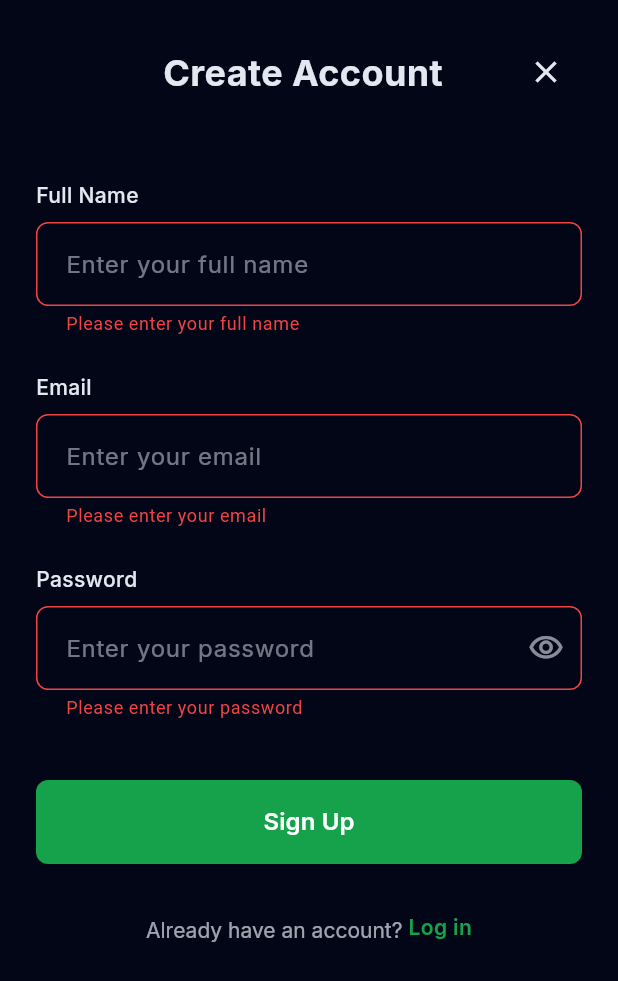
After one commit to Gaurav-Kushwaha-1225/MyItihas, a Flutter app: the SignupPage screen opened by its route, after a tap on "Sign Up", on a phone screen of 412 x 824 dp. The commit adds this screen. Shown: the top 981 px of the screen. Run offline on Flutter 3.47's test engine with Material 3 defaults, Android fonts, the phone set to English and light mode, and no system bars; our stand-ins replace bloc, flutter_bloc, go_router, google_fonts, shared_preferences, sizer and 1 more; accounts and stored records are empty.

Commit message:
created signup ui and suoabse baceknd with pending testing

```diff
--- a/lib/config/routes.dart
+++ b/lib/config/routes.dart
@@ -7,6 +7,7 @@ import 'package:myitihas/pages/Chat/Widget/new_contact_page.dart';
 import 'package:myitihas/pages/Chat/Widget/new_group_page.dart';
 import 'package:myitihas/pages/Chat/Widget/profile_detail_page.dart';
 import 'package:myitihas/pages/home_page.dart';
+import 'package:myitihas/pages/signup_page.dart';
 import 'package:myitihas/pages/splash.dart';
 
 class MyItihasRouter {
@@ -95,6 +96,16 @@ class MyItihasRouter {
           );
         },
       ),
+      GoRoute(
+        name: "signup",
+        path: '/signup',
+        pageBuilder: (context, state) {
+          return MaterialPage(
+            key: state.pageKey,
+            child: const SignupPage(),
+          );
+        },
+      ),
     ],
   );
 }
--- a/lib/main.dart
+++ b/lib/main.dart
@@ -3,12 +3,21 @@ import 'package:flutter/services.dart';
 import 'package:flutter_bloc/flutter_bloc.dart';
 import 'package:go_router/go_router.dart';
 import 'package:myitihas/config/routes.dart';
+import 'package:myitihas/services/supabase_service.dart';
 import 'package:myitihas/utils/theme.dart';
 import 'package:shared_preferences/shared_preferences.dart';
 import 'package:sizer/sizer.dart';
 
 Future<void> main() async {
   WidgetsFlutterBinding.ensureInitialized();
+
+  // Initialize Supabase
+  // TODO: Replace with your actual Supabase project URL and anon key
+  await SupabaseService.initialize(
+    url: 'https://xmbygaeixvzlyhbtkbnp.supabase.co', // e.g., 'https://your-project.supabase.co'
+    anonKey: 'eyJhbGciOiJIUzI1NiIsInR5cCI6IkpXVCJ9.eyJpc3MiOiJzdXBhYmFzZSIsInJlZiI6InhtYnlnYWVpeHZ6bHloYnRrYm5wIiwicm9sZSI6ImFub24iLCJpYXQiOjE3NjE1NDAzODAsImV4cCI6MjA3NzExNjM4MH0.dqcdiUaixiuFoy5YJ0tmN34M7IBSp8JmiEhYuLKUCKI', // Your Supabase anon/public key
+  );
+
   final SharedPreferences storage = await SharedPreferences.getInstance();
   final GoRouter router = MyItihasRouter().router;
   runApp(
--- /dev/null
+++ b/lib/models/user_model.dart
@@ -0,0 +1,33 @@
+class UserModel {
+  final String email;
+  final String name;
+  final String password;
+  final String? avatarLink;
+
+  UserModel({
+    required this.email,
+    required this.name,
+    required this.password,
+    this.avatarLink,
+  });
+
+  // Convert to JSON for database insertion
+  Map<String, dynamic> toJson() {
+    return {
+      'email': email,
+      'name': name,
+      'password': password, // Note: In production, this should be hashed
+      'avatar_link': avatarLink ?? '',
+    };
+  }
+
+  // Create from JSON
+  factory UserModel.fromJson(Map<String, dynamic> json) {
+    return UserModel(
+      email: json['email'] as String,
+      name: json['name'] as String,
+      password: json['password'] as String,
+      avatarLink: json['avatar_link'] as String?,
+    );
+  }
+}
--- a/lib/pages/home_page.dart
+++ b/lib/pages/home_page.dart
@@ -1,6 +1,7 @@
 import 'package:flutter/cupertino.dart';
 import 'package:flutter/material.dart';
 import 'package:flutter_bloc/flutter_bloc.dart';
+import 'package:go_router/go_router.dart';
 import 'package:google_fonts/google_fonts.dart';
 import 'package:myitihas/pages/Chat/chat_itihas_page.dart';
 import 'package:myitihas/pages/stories_page.dart';
@@ -79,6 +80,9 @@ class _HomePageState extends State<HomePage> {
                 GestureDetector(
                   onTap: () {
                     context.read<ThemeBloc>().add(ToggleTheme());
+                  },
+                  onLongPress: () {
+                    context.push('/signup');
                   },
                   child: Container(
                     width: aspectRatio > 0.5 ? 46 : 40,
--- /dev/null
+++ b/lib/pages/signup_page.dart
@@ -0,0 +1,419 @@
+import 'package:flutter/material.dart';
+import 'package:go_router/go_router.dart';
+import 'package:google_fonts/google_fonts.dart';
+import '../models/user_model.dart';
+import '../services/supabase_service.dart';
+import '../utils/constants.dart';
+
+class SignupPage extends StatefulWidget {
+  const SignupPage({super.key});
+
+  @override
+  State<SignupPage> createState() => _SignupPageState();
+}
+
+class _SignupPageState extends State<SignupPage> {
+  final _formKey = GlobalKey<FormState>();
+  final _nameController = TextEditingController();
+  final _emailController = TextEditingController();
+  final _passwordController = TextEditingController();
+  bool _isLoading = false;
+  bool _obscurePassword = true;
+
+  @override
+  void dispose() {
+    _nameController.dispose();
+    _emailController.dispose();
+    _passwordController.dispose();
+    super.dispose();
+  }
+
+  Future<void> _handleSignUp() async {
+    if (!_formKey.currentState!.validate()) {
+      return;
+    }
+
+    setState(() {
+      _isLoading = true;
+    });
+
+    try {
+      // Check if email already exists
+      final emailExists = await SupabaseService.authService
+          .emailExists(_emailController.text.trim());
+
+      if (emailExists) {
+        if (mounted) {
+          ScaffoldMessenger.of(context).showSnackBar(
+            const SnackBar(
+              content: Text('Email already exists. Please use a different email.'),
+              backgroundColor: Colors.red,
+            ),
+          );
+        }
+        setState(() {
+          _isLoading = false;
+        });
+        return;
+      }
+
+      // Create user model
+      final user = UserModel(
+        name: _nameController.text.trim(),
+        email: _emailController.text.trim(),
+        password: _passwordController.text,
+        avatarLink: '', // Dummy avatar link as specified
+      );
+
+      // Sign up the user via backend service
+      await SupabaseService.authService.signUp(user);
+
+      if (mounted) {
+        ScaffoldMessenger.of(context).showSnackBar(
+          const SnackBar(
+            content: Text('Account created successfully!'),
+            backgroundColor: Colors.green,
+          ),
+        );
+        // Navigate back after successful signup
+        context.pop();
+      }
+    } catch (e) {
+      if (mounted) {
+        ScaffoldMessenger.of(context).showSnackBar(
+          SnackBar(
+            content: Text('Error: ${e.toString()}'),
+            backgroundColor: Colors.red,
+          ),
+        );
+      }
+    } finally {
+      if (mounted) {
+        setState(() {
+          _isLoading = false;
+        });
+      }
+    }
+  }
+
+  @override
+  Widget build(BuildContext context) {
+    final isDark = Theme.of(context).brightness == Brightness.dark;
+    final textColor = isDark ? DarkColors.textPrimary : LightColors.textPrimary;
+    final backgroundColor =
+        isDark ? DarkColors.bgColor : LightColors.bgColor;
+    final inputBgColor = isDark
+        ? DarkColors.inputBg
+        : LightColors.inputBg;
+    final borderColor = isDark
+        ? DarkColors.glassBorder
+        : LightColors.glassBorder;
+
+    // Vibrant green color matching the image
+    const signUpButtonColor = Color.fromRGBO(22, 162, 74, 1);
+
+    return Scaffold(
+      backgroundColor: backgroundColor,
+      body: SafeArea(
+        child: SingleChildScrollView(
+          child: Padding(
+            padding: const EdgeInsets.all(24.0),
+            child: Form(
+              key: _formKey,
+              child: Column(
+                crossAxisAlignment: CrossAxisAlignment.start,
+                children: [
+                  // Close button
+                  Row(
+                    mainAxisAlignment: MainAxisAlignment.spaceBetween,
+                    children: [
+                      const SizedBox(width: 40), // Spacer for centering
+                      Text(
+                        'Create Account',
+                        style: GoogleFonts.inter(
+                          fontSize: 24,
+                          fontWeight: FontWeight.bold,
+                          color: textColor,
+                        ),
+                      ),
+                      IconButton(
+                        icon: Icon(Icons.close, color: textColor),
+                        onPressed: () => context.pop(),
+                      ),
+                    ],
+                  ),
+                  const SizedBox(height: 48),
+
+                  // Full Name field
+                  Text(
+                    'Full Name',
+                    style: GoogleFonts.inter(
+                      fontSize: 14,
+                      fontWeight: FontWeight.w500,
+                      color: textColor,
+                    ),
+                  ),
+                  const SizedBox(height: 8),
+                  TextFormField(
+                    controller: _nameController,
+                    style: GoogleFonts.inter(
+                      color: textColor,
+                      fontSize: 16,
+                    ),
+                    decoration: InputDecoration(
+                      filled: true,
+                      fillColor: inputBgColor,
+                      border: OutlineInputBorder(
+                        borderRadius: BorderRadius.circular(8),
+                        borderSide: BorderSide(
+                          color: borderColor,
+                          width: 1,
+                        ),
+                      ),
+                      enabledBorder: OutlineInputBorder(
+                        borderRadius: BorderRadius.circular(8),
+                        borderSide: BorderSide(
+                          color: borderColor,
+                          width: 1,
+                        ),
+                      ),
+                      focusedBorder: OutlineInputBorder(
+                        borderRadius: BorderRadius.circular(8),
+                        borderSide: BorderSide(
+                          color: borderColor,
+                          width: 1.5,
+                        ),
+                      ),
+                      contentPadding: const EdgeInsets.symmetric(
+                        horizontal: 16,
+                        vertical: 16,
+                      ),
+                      hintText: 'Enter your full name',
+                      hintStyle: GoogleFonts.inter(
+                        color: textColor.withOpacity(0.5),
+                      ),
+                    ),
+                    validator: (value) {
+                      if (value == null || value.trim().isEmpty) {
+                        return 'Please enter your full name';
+                      }
+                      return null;
+                    },
+                  ),
+                  const SizedBox(height: 24),
+
+                  // Email field
+                  Text(
+                    'Email',
+                    style: GoogleFonts.inter(
+                      fontSize: 14,
+                      fontWeight: FontWeight.w500,
+                      color: textColor,
+                    ),
+                  ),
+                  const SizedBox(height: 8),
+                  TextFormField(
+                    controller: _emailController,
+                    keyboardType: TextInputType.emailAddress,
+                    style: GoogleFonts.inter(
+                      color: textColor,
+                      fontSize: 16,
+                    ),
+                    decoration: InputDecoration(
+                      filled: true,
+                      fillColor: inputBgColor,
+                      border: OutlineInputBorder(
+                        borderRadius: BorderRadius.circular(8),
+                        borderSide: BorderSide(
+                          color: borderColor,
+                          width: 1,
+                        ),
+                      ),
+                      enabledBorder: OutlineInputBorder(
+                        borderRadius: BorderRadius.circular(8),
+                        borderSide: BorderSide(
+                          color: borderColor,
+                          width: 1,
+                        ),
+                      ),
+                      focusedBorder: OutlineInputBorder(
+                        borderRadius: BorderRadius.circular(8),
+                        borderSide: BorderSide(
+                          color: borderColor,
+                          width: 1.5,
+                        ),
+                      ),
+                      contentPadding: const EdgeInsets.symmetric(
+                        horizontal: 16,
+                        vertical: 16,
+                      ),
+                      hintText: 'Enter your email',
+                      hintStyle: GoogleFonts.inter(
+                        color: textColor.withOpacity(0.5),
+                      ),
+                    ),
+                    validator: (value) {
+                      if (value == null || value.trim().isEmpty) {
+                        return 'Please enter your email';
+                      }
+                      if (!value.contains('@') || !value.contains('.')) {
+                        return 'Please enter a valid email';
+                      }
+                      return null;
+                    },
+                  ),
+                  const SizedBox(height: 24),
+
+                  // Password field
+                  Text(
+                    'Password',
+                    style: GoogleFonts.inter(
+                      fontSize: 14,
+                      fontWeight: FontWeight.w500,
+                      color: textColor,
+                    ),
+                  ),
+                  const SizedBox(height: 8),
+                  TextFormField(
+                    controller: _passwordController,
+                    obscureText: _obscurePassword,
+                    style: GoogleFonts.inter(
+                      color: textColor,
+                      fontSize: 16,
+                    ),
+                    decoration: InputDecoration(
+                      filled: true,
+                      fillColor: inputBgColor,
+                      border: OutlineInputBorder(
+                        borderRadius: BorderRadius.circular(8),
+                        borderSide: BorderSide(
+                          color: borderColor,
+                          width: 1,
+                        ),
+                      ),
+                      enabledBorder: OutlineInputBorder(
+                        borderRadius: BorderRadius.circular(8),
+                        borderSide: BorderSide(
+                          color: borderColor,
+                          width: 1,
+                        ),
+                      ),
+                      focusedBorder: OutlineInputBorder(
+                        borderRadius: BorderRadius.circular(8),
+                        borderSide: BorderSide(
+                          color: borderColor,
+                          width: 1.5,
+                        ),
+                      ),
+                      contentPadding: const EdgeInsets.symmetric(
+                        horizontal: 16,
+                        vertical: 16,
+                      ),
+                      hintText: 'Enter your password',
+                      hintStyle: GoogleFonts.inter(
+                        color: textColor.withOpacity(0.5),
+                      ),
+                      suffixIcon: IconButton(
+                        icon: Icon(
+                          _obscurePassword
+                              ? Icons.visibility_outlined
+                              : Icons.visibility_off_outlined,
+                          color: textColor.withOpacity(0.6),
+                        ),
+                        onPressed: () {
+                          setState(() {
+                            _obscurePassword = !_obscurePassword;
+                          });
+                        },
+                      ),
+                    ),
+                    validator: (value) {
+                      if (value == null || value.isEmpty) {
+                        return 'Please enter your password';
+                      }
+                      if (value.length < 6) {
+                        return 'Password must be at least 6 characters';
+                      }
+                      return null;
+                    },
+                  ),
+                  const SizedBox(height: 40),
+
+                  // Sign Up button
+                  SizedBox(
+                    width: double.infinity,
+                    height: 56,
+                    child: ElevatedButton(
+                      onPressed: _isLoading ? null : _handleSignUp,
+                      style: ElevatedButton.styleFrom(
+                        backgroundColor: signUpButtonColor,
+                        shape: RoundedRectangleBorder(
+                          borderRadius: BorderRadius.circular(8),
+                        ),
+                        elevation: 0,
+                      ),
+                      child: _isLoading
+                          ? const SizedBox(
+                              width: 24,
+                              height: 24,
+                              child: CircularProgressIndicator(
+                                strokeWidth: 2,
+                                valueColor:
+                                    AlwaysStoppedAnimation<Color>(Colors.white),
+                              ),
+                            )
+                          : Text(
+                              'Sign Up',
+                              style: GoogleFonts.inter(
+                                fontSize: 16,
+                                fontWeight: FontWeight.w600,
+                                color: Colors.white,
+                              ),
+                            ),
+                    ),
+                  ),
+                  const SizedBox(height: 32),
+
+                  // Already have account text
+                  Center(
+                    child: RichText(
+                      text: TextSpan(
+                        style: GoogleFonts.inter(
+                          fontSize: 14,
+                          color: textColor.withOpacity(0.7),
+                        ),
+                        children: [
+                          const TextSpan(text: 'Already have an account? '),
+                          WidgetSpan(
+                            child: GestureDetector(
+                              onTap: () {
+                                // TODO: Navigate to login page when implemented
+                                ScaffoldMessenger.of(context).showSnackBar(
+                                  const SnackBar(
+                                    content: Text('Login page coming soon!'),
+                                  ),
+                                );
+                              },
+                              child: Text(
+                                'Log in',
+                                style: GoogleFonts.inter(
+                                  fontSize: 14,
+                                  fontWeight: FontWeight.w600,
+                                  color: signUpButtonColor,
+                                ),
+                              ),
+                            ),
+                          ),
+                        ],
+                      ),
+                    ),
+                  ),
+                ],
+              ),
+            ),
+          ),
+        ),
+      ),
+    );
+  }
+}
--- /dev/null
+++ b/lib/services/auth_service.dart
@@ -0,0 +1,68 @@
+import 'package:supabase_flutter/supabase_flutter.dart';
+import '../models/user_model.dart';
+
+/// Backend service for authentication and user management
+/// This service handles all Supabase database operations
+///
+/// Required Supabase table structure (table name: 'users'):
+/// - id (uuid, primary key, auto-generated)
+/// - email (text, unique, not null)
+/// - name (text, not null)
+/// - password (text, not null) - Note: In production, this should be hashed
+/// - avatar_link (text, nullable, defaults to empty string)
+class AuthService {
+  final SupabaseClient _supabase;
+
+  AuthService(this._supabase);
+
+  /// Sign up a new user
+  /// Returns the created user ID on success, throws exception on failure
+  Future<String> signUp(UserModel user) async {
+    try {
+      // Insert user into the users table
+      final response = await _supabase
+          .from('users')
+          .insert(user.toJson())
+          .select()
+          .single();
+
+      // Return the user ID (assuming the table has an id field)
+      return response['id'].toString();
+    } catch (e) {
+      throw Exception('Failed to sign up: ${e.toString()}');
+    }
+  }
+
+  /// Check if email already exists
+  /// Returns true if email exists, false otherwise
+  Future<bool> emailExists(String email) async {
+    try {
+      final response = await _supabase
+          .from('users')
+          .select('email')
+          .eq('email', email)
+          .maybeSingle();
+
+      return response != null;
+    } catch (e) {
+      throw Exception('Failed to check email: ${e.toString()}');
+    }
+  }
+
+  /// Get user by email
+  /// Returns UserModel if found, null otherwise
+  Future<UserModel?> getUserByEmail(String email) async {
+    try {
+      final response = await _supabase
+          .from('users')
+          .select()
+          .eq('email', email)
+          .maybeSingle();
+
+      if (response == null) return null;
+      return UserModel.fromJson(response);
+    } catch (e) {
+      throw Exception('Failed to get user: ${e.toString()}');
+    }
+  }
+}
--- /dev/null
+++ b/lib/services/supabase_service.dart
@@ -0,0 +1,41 @@
+import 'package:supabase_flutter/supabase_flutter.dart';
+import 'auth_service.dart';
+
+/// Service to initialize and manage Supabase client
+/// This is the main entry point for backend services
+class SupabaseService {
+  static SupabaseClient? _client;
+  static AuthService? _authService;
+
+  /// Initialize Supabase with your project URL and anon key
+  /// Call this in main() before runApp()
+  static Future<void> initialize({
+    required String url,
+    required String anonKey,
+  }) async {
+    await Supabase.initialize(
+      url: url,
+      anonKey: anonKey,
+    );
+    _client = Supabase.instance.client;
+    _authService = AuthService(_client!);
+  }
+
+  /// Get the Supabase client instance
+  static SupabaseClient get client {
+    if (_client == null) {
+      throw Exception(
+          'Supabase not initialized. Call SupabaseService.initialize() first.');
+    }
+    return _client!;
+  }
+
+  /// Get the AuthService instance
+  static AuthService get authService {
+    if (_authService == null) {
+      throw Exception(
+          'Supabase not initialized. Call SupabaseService.initialize() first.');
+    }
+    return _authService!;
+  }
+}
--- a/pubspec.yaml
+++ b/pubspec.yaml
@@ -35,6 +35,7 @@ dependencies:
   sizer: ^3.1.3
   getwidget: ^7.0.0
   sqflite: ^2.4.2
+  supabase_flutter: ^2.5.6
 
 dev_dependencies:
   flutter_test:
```
Also changed, not shown: pubspec.lock, 8 other files.
